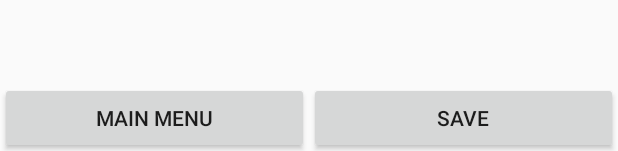
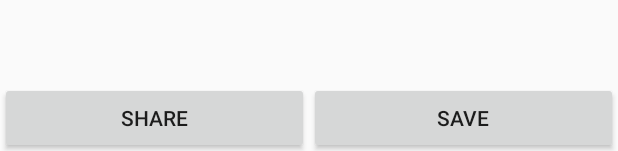
Before and after one commit to itsAlexNguyen/Identif.ai, an Android app: the layout activity_output_controller.xml on its own in the app's theme, with its tools: preview values and no code run, on a phone screen of 412 x 824 dp. Shown: the part 1082-1233 px from the top of the screen. Run offline under Robolectric (Android 15) with nearby library versions, the phone set to English and light mode, and no system bars.

Commit message:
Implemented sharing

```diff
--- a/identifai/src/main/res/layout/activity_output_controller.xml
+++ b/identifai/src/main/res/layout/activity_output_controller.xml
@@ -16,11 +16,11 @@
         android:orientation="horizontal">
 
         <Button
-            android:id="@+id/main_menu_button"
+            android:id="@+id/share_button"
             android:layout_width="0dp"
             android:layout_height="wrap_content"
             android:layout_weight="1"
-            android:text="@string/output_main_menu" />
+            android:text="@string/output_share" />
 
         <Button
             android:id="@+id/save_button"
--- a/identifai/src/main/res/values/strings.xml
+++ b/identifai/src/main/res/values/strings.xml
@@ -26,8 +26,9 @@
 
     <!--Output Controller-->
     <string name="output_title">Results</string>
-    <string name="output_main_menu">Main Menu</string>
+    <string name="output_share">Share</string>
     <string name="output_save">Save</string>
+    <string name="send_to">Share to..</string>
 
     <!--Errors-->
     <string name="no_entry_yet">Please select at least one form of entry.</string>
```
Also changed, not shown: app-core/src/main/java/mcmaster/ca/appcore/network/models/AppSearchResult.java (+14 -0 lines), identifai/src/main/java/mcmaster/ca/identifai/controllers/OutputController.java (+7 -2 lines).
